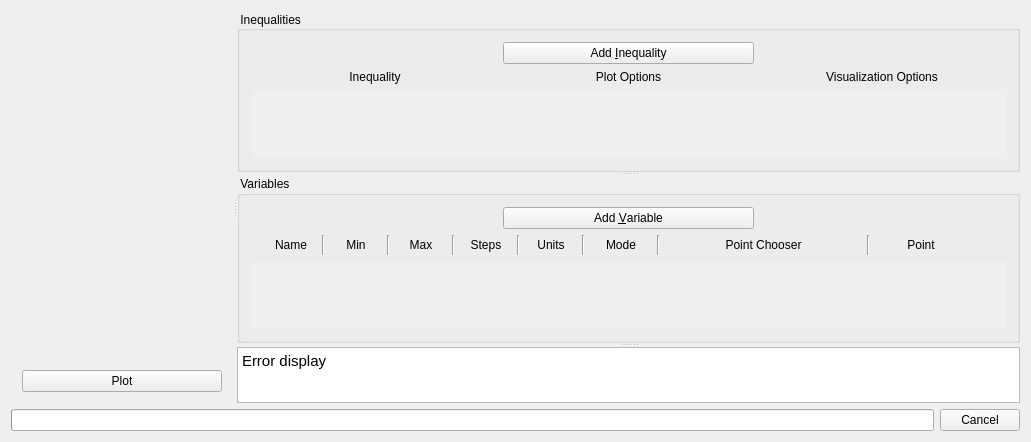
The window that bareminimumplotter.ui (xpcoffee/plotus) describes before a commit, drawn with Qt 5.
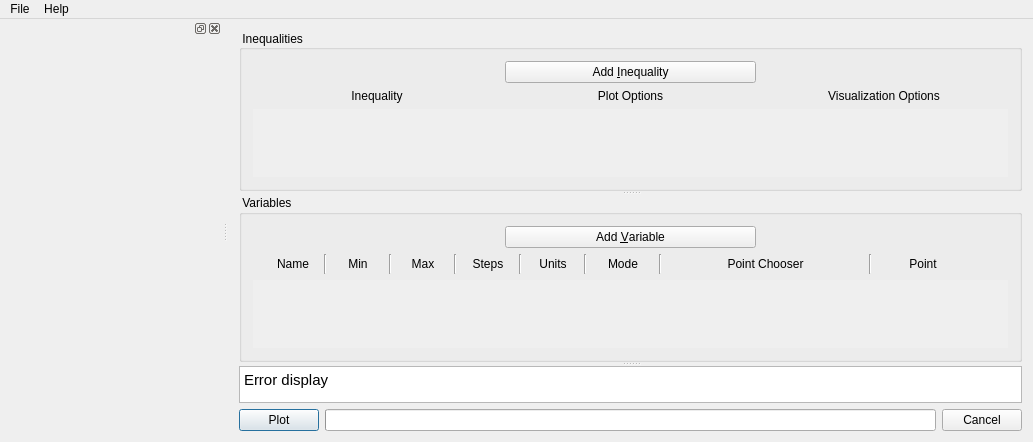
The same window after the commit. Custom widgets are drawn as their Qt base class.

Commit message: added menu items. made the plot a docked widget. added basic saving and opening (plot).

```diff
--- a/bareminimumplotter.ui
+++ b/bareminimumplotter.ui
@@ -6,7 +6,7 @@
    <rect>
     <x>0</x>
     <y>0</y>
-    <width>1021</width>
+    <width>1032</width>
     <height>442</height>
    </rect>
   </property>
@@ -14,57 +14,8 @@
    <string>BareMinimumPlotter</string>
   </property>
   <widget class="QWidget" name="centralWidget">
-   <layout class="QVBoxLayout" name="verticalLayout_3">
+   <layout class="QVBoxLayout" name="verticalLayout_4">
     <item>
-     <widget class="QSplitter" name="splitter_2">
-      <property name="orientation">
-       <enum>Qt::Horizontal</enum>
-      </property>
-      <widget class="QWidget" name="verticalLayoutWidget">
-       <layout class="QVBoxLayout" name="layout_Plot" stretch="0,0">
-        <property name="topMargin">
-         <number>0</number>
-        </property>
-        <item>
-         <widget class="QCustomPlot" name="plotter" native="true">
-          <property name="sizePolicy">
-           <sizepolicy hsizetype="Preferred" vsizetype="Preferred">
-            <horstretch>0</horstretch>
-            <verstretch>1</verstretch>
-           </sizepolicy>
-          </property>
-          <property name="minimumSize">
-           <size>
-            <width>200</width>
-            <height>200</height>
-           </size>
-          </property>
-          <property name="baseSize">
-           <size>
-            <width>0</width>
-            <height>450</height>
-           </size>
-          </property>
-          <property name="cursor">
-           <cursorShape>ArrowCursor</cursorShape>
-          </property>
-         </widget>
-        </item>
-        <item>
-         <widget class="QPushButton" name="button_Plot">
-          <property name="focusPolicy">
-           <enum>Qt::TabFocus</enum>
-          </property>
-          <property name="text">
-           <string>Plot</string>
-          </property>
-          <property name="shortcut">
-           <string notr="true">Ctrl+Return</string>
-          </property>
-         </widget>
-        </item>
-       </layout>
-      </widget>
       <widget class="QSplitter" name="splitter">
        <property name="frameShape">
         <enum>QFrame::Box</enum>
@@ -213,7 +164,7 @@
               <x>0</x>
               <y>0</y>
               <width>769</width>
-              <height>76</height>
+             <height>65</height>
              </rect>
             </property>
             <layout class="QVBoxLayout" name="verticalLayout">
@@ -594,7 +545,7 @@
               <x>0</x>
               <y>0</y>
               <width>769</width>
-              <height>76</height>
+             <height>62</height>
              </rect>
             </property>
             <layout class="QVBoxLayout" name="verticalLayout_2">
@@ -656,13 +607,46 @@
         </property>
        </widget>
       </widget>
-     </widget>
     </item>
     <item>
      <layout class="QHBoxLayout" name="layout_Progress">
       <property name="topMargin">
        <number>0</number>
       </property>
+      <item>
+       <widget class="QPushButton" name="button_Plot">
+        <property name="minimumSize">
+         <size>
+          <width>0</width>
+          <height>0</height>
+         </size>
+        </property>
+        <property name="baseSize">
+         <size>
+          <width>90</width>
+          <height>0</height>
+         </size>
+        </property>
+        <property name="focusPolicy">
+         <enum>Qt::TabFocus</enum>
+        </property>
+        <property name="text">
+         <string>Plot</string>
+        </property>
+        <property name="shortcut">
+         <string notr="true">Ctrl+Return</string>
+        </property>
+        <property name="autoDefault">
+         <bool>false</bool>
+        </property>
+        <property name="default">
+         <bool>true</bool>
+        </property>
+        <property name="flat">
+         <bool>false</bool>
+        </property>
+       </widget>
+      </item>
       <item>
        <widget class="QProgressBar" name="progressBar">
         <property name="enabled">
@@ -699,6 +683,100 @@
     </item>
    </layout>
   </widget>
+  <widget class="QDockWidget" name="dockWidget">
+   <attribute name="dockWidgetArea">
+    <number>1</number>
+   </attribute>
+   <widget class="QWidget" name="dockWidgetContents">
+    <layout class="QVBoxLayout" name="verticalLayout_3">
+     <item>
+      <widget class="QCustomPlot" name="plotter" native="true">
+       <property name="sizePolicy">
+        <sizepolicy hsizetype="Preferred" vsizetype="Preferred">
+         <horstretch>0</horstretch>
+         <verstretch>1</verstretch>
+        </sizepolicy>
+       </property>
+       <property name="minimumSize">
+        <size>
+         <width>200</width>
+         <height>200</height>
+        </size>
+       </property>
+       <property name="baseSize">
+        <size>
+         <width>0</width>
+         <height>450</height>
+        </size>
+       </property>
+       <property name="cursor">
+        <cursorShape>ArrowCursor</cursorShape>
+       </property>
+      </widget>
+     </item>
+    </layout>
+   </widget>
+  </widget>
+  <widget class="QMenuBar" name="menuBar">
+   <property name="geometry">
+    <rect>
+     <x>0</x>
+     <y>0</y>
+     <width>1032</width>
+     <height>25</height>
+    </rect>
+   </property>
+   <widget class="QMenu" name="menuFile">
+    <property name="title">
+     <string>File</string>
+    </property>
+    <addaction name="actionNew"/>
+    <addaction name="actionOpen"/>
+    <addaction name="separator"/>
+    <addaction name="actionSaveAs"/>
+    <addaction name="separator"/>
+    <addaction name="actionExit"/>
+   </widget>
+   <widget class="QMenu" name="menuHelp">
+    <property name="title">
+     <string>Help</string>
+    </property>
+    <addaction name="actionManual"/>
+    <addaction name="actionAbout"/>
+   </widget>
+   <addaction name="menuFile"/>
+   <addaction name="menuHelp"/>
+  </widget>
+  <action name="actionManual">
+   <property name="text">
+    <string>Manual</string>
+   </property>
+  </action>
+  <action name="actionAbout">
+   <property name="text">
+    <string>About</string>
+   </property>
+  </action>
+  <action name="actionNew">
+   <property name="text">
+    <string>New</string>
+   </property>
+  </action>
+  <action name="actionOpen">
+   <property name="text">
+    <string>Open</string>
+   </property>
+  </action>
+  <action name="actionSaveAs">
+   <property name="text">
+    <string>Save As...</string>
+   </property>
+  </action>
+  <action name="actionExit">
+   <property name="text">
+    <string>Exit</string>
+   </property>
+  </action>
  </widget>
  <layoutdefault spacing="6" margin="11"/>
  <customwidgets>
```
Left out of the diff: 72 changed lines with no effect on the pictures. Lines whose indentation alone changed are shown as unchanged. The commit also changes 3 other files.
